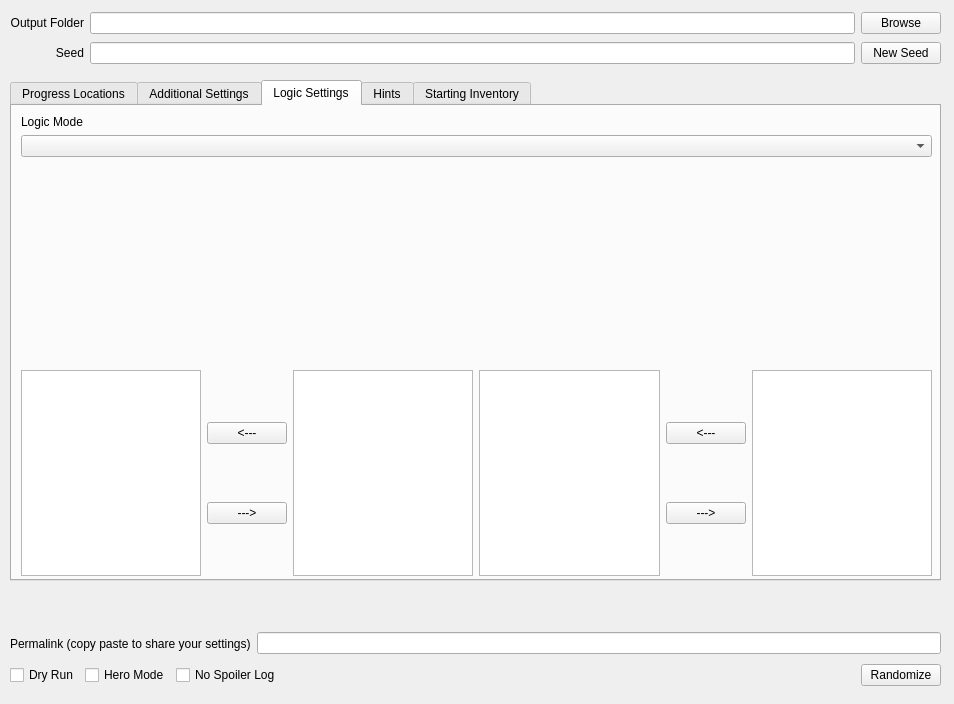
The window that gui/randogui.ui (ssrando/ssrando) describes before a commit, drawn with Qt 5.
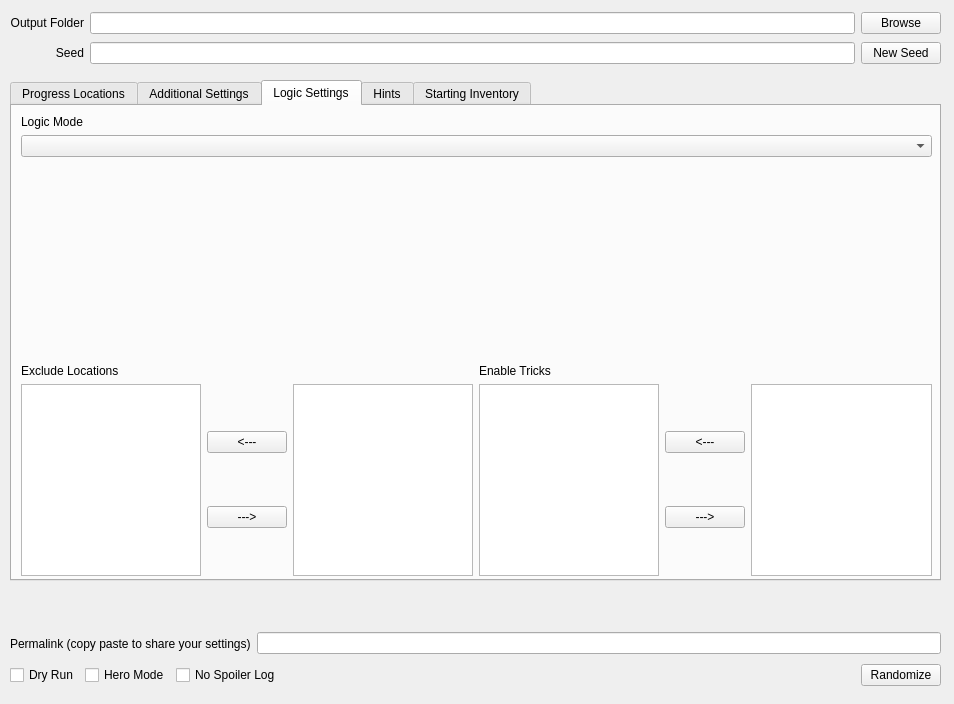
The same window after the commit. The open tabs and pages were chosen to show the change.

Diff of the .ui file:
```diff
--- a/gui/randogui.ui
+++ b/gui/randogui.ui
@@ -1097,6 +1097,17 @@
          <item>
           <layout class="QHBoxLayout" name="horizontalLayout_2">
            <item>
+            <layout class="QVBoxLayout" name="verticalLayout_19">
+             <item>
+              <widget class="QLabel" name="label">
+               <property name="text">
+                <string>Exclude Locations</string>
+               </property>
+              </widget>
+             </item>
+             <item>
+              <layout class="QHBoxLayout" name="horizontalLayout_17">
+               <item>
             <widget class="QListView" name="listView_2"/>
            </item>
            <item>
@@ -1120,8 +1131,23 @@
            <item>
             <widget class="QListWidget" name="listWidget"/>
            </item>
+              </layout>
+             </item>
+            </layout>
+           </item>
            <item>
-            <widget class="QListView" name="listView"/>
+            <layout class="QVBoxLayout" name="verticalLayout_25">
+             <item>
+              <widget class="QLabel" name="label_5">
+               <property name="text">
+                <string>Enable Tricks</string>
+               </property>
+              </widget>
+             </item>
+             <item>
+              <layout class="QHBoxLayout" name="horizontalLayout_18">
+               <item>
+                <widget class="QListView" name="enabled_tricks"/>
            </item>
            <item>
             <layout class="QVBoxLayout" name="verticalLayout_21">
@@ -1142,7 +1168,11 @@
             </layout>
            </item>
            <item>
-            <widget class="QListView" name="listView_3"/>
+                <widget class="QListView" name="disabled_tricks"/>
+               </item>
+              </layout>
+             </item>
+            </layout>
            </item>
           </layout>
          </item>
```
Left out of the diff: 16 changed lines with no effect on the pictures. Lines whose indentation alone changed are shown as unchanged.
